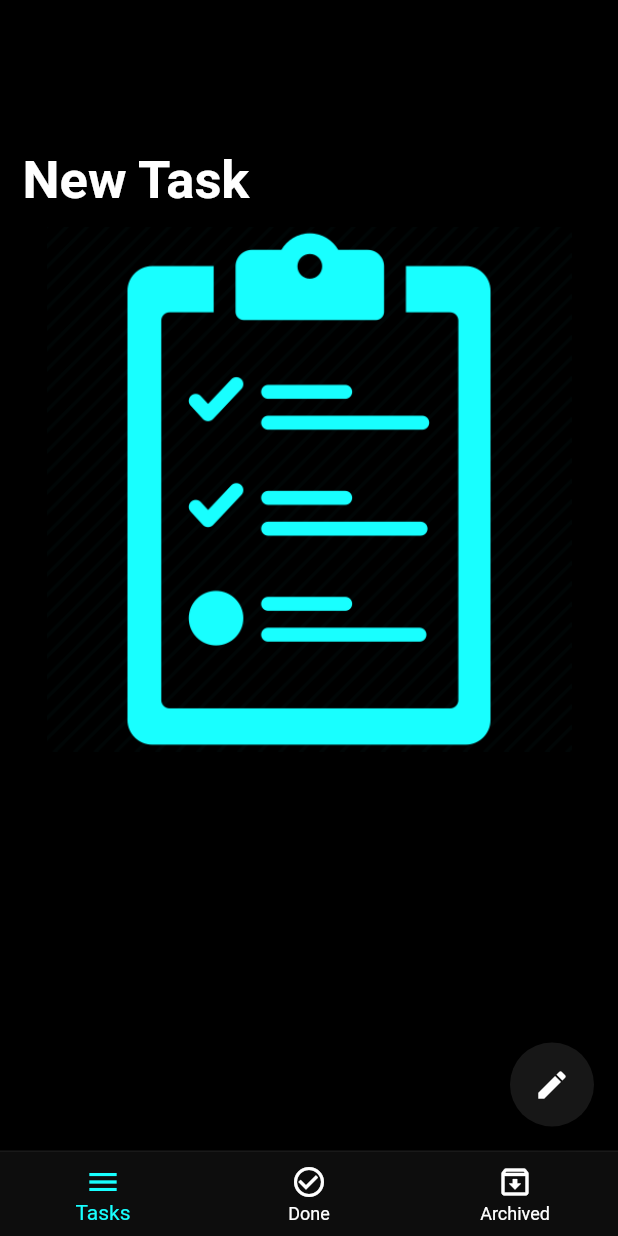
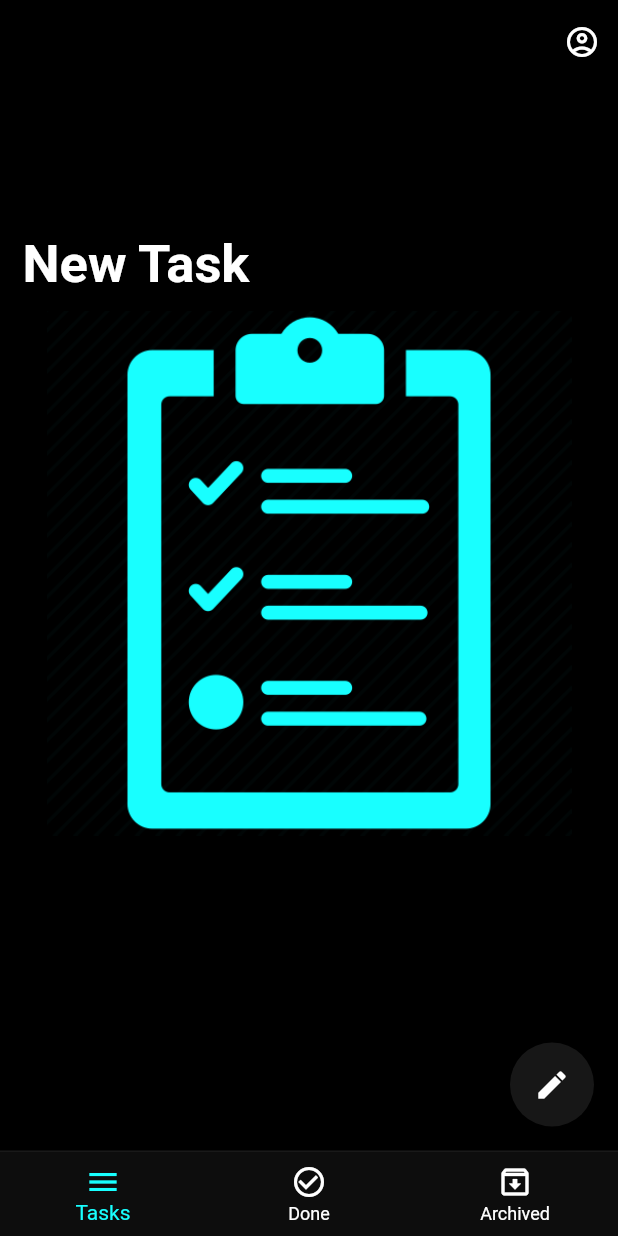
Before and after one commit to mazab99/todo, a Flutter app: the screen it shows after launch, on a phone screen of 412 x 824 dp. Run offline on Flutter 3.47's test engine with Material 2 defaults, Android fonts, the phone set to English and light mode, and no system bars; our stand-ins replace bloc, flutter_bloc, flutter_slidable, sqflite; accounts and stored records are empty; Roboto replaces fonts that are missing (Helvetica).

Commit message:
Complete App

```diff
--- a/lib/layout/home_layout.dart
+++ b/lib/layout/home_layout.dart
@@ -1,5 +1,6 @@
 import 'package:flutter/material.dart';
 import 'package:flutter_bloc/flutter_bloc.dart';
+import 'package:todo/modules/aboutMe.dart';
 import 'package:todo/shared/components/default_form_field.dart';
 import 'package:todo/shared/constants/constants.dart';
 
@@ -29,6 +30,17 @@ class HomeLayout extends StatelessWidget {
               resizeToAvoidBottomInset: false,
               backgroundColor: Colors.black,
               key: scaffoldKey,
+              appBar: AppBar(
+                backgroundColor: Colors.black,
+                actions: [
+                  IconButton(
+                    onPressed: () {
+                      navigateTo(context,AboutMe());
+                    },
+                    icon: Icon(Icons.account_circle_outlined),
+                  )
+                ],
+              ),
               body: cubit.screens[cubit.bottomNavigtionIndex],
               floatingActionButton: FloatingActionButton(
                 backgroundColor: kThemeColorLight,
@@ -48,11 +60,12 @@ class HomeLayout extends StatelessWidget {
                         dateController.clear();
 
                         cubit.changeBottomSheetState(
-                            false,
-                            const Icon(
-                              Icons.edit,
-                              color: Colors.redAccent,
-                            ));
+                          false,
+                          const Icon(
+                            Icons.edit,
+                            color: Colors.redAccent,
+                          ),
+                        );
                       });
                     }
                   } else {
@@ -265,3 +278,7 @@ class HomeLayout extends StatelessWidget {
     );
   }
 }
+
+void navigateTo(BuildContext context, Widget widget) {
+  Navigator.push(context, MaterialPageRoute(builder: (context) => widget));
+}
--- a/lib/shared/components/task_item.dart
+++ b/lib/shared/components/task_item.dart
@@ -1,4 +1,3 @@
-import 'package:flutter/cupertino.dart';
 import 'package:flutter/material.dart';
 import 'package:flutter_slidable/flutter_slidable.dart';
 import 'package:todo/shared/constants/constants.dart';
```
Also changed, not shown: pubspec.yaml (+9 -2 lines), pubspec.lock, 3 other files.
